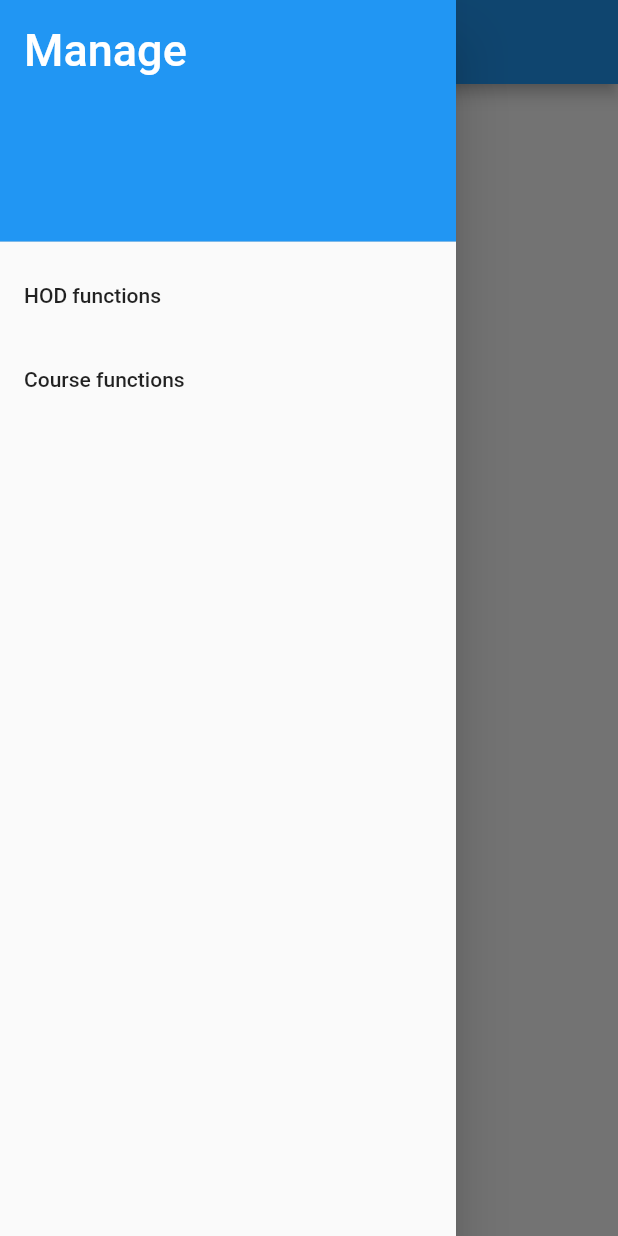
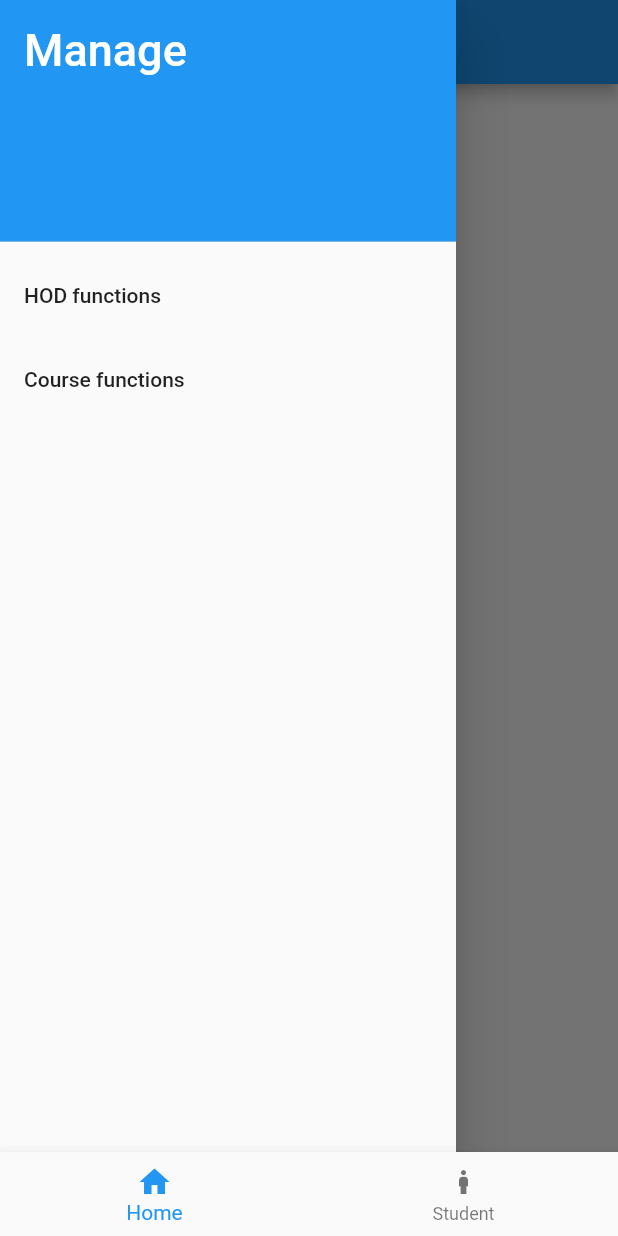
Before and after one commit to sd8capricon/sas-flutter, a Flutter app: the HodHome screen opened directly, in the side drawer, after a tap on "Student", on a phone screen of 412 x 824 dp. Run offline on Flutter 3.47's test engine with Material 2 defaults, Android fonts, the phone set to English and light mode, and no system bars; our stand-ins replace shared_preferences; accounts and stored records are empty.

Commit message:
added navbar to hod

```diff
--- /dev/null
+++ b/lib/components/HodHomeDrawer.dart
@@ -0,0 +1,43 @@
+import 'package:flutter/material.dart';
+
+// Screens
+import 'package:sas/screens/user_home.dart';
+
+class HodDrawer extends StatelessWidget {
+  const HodDrawer({
+    Key? key,
+  }) : super(key: key);
+
+  @override
+  Widget build(BuildContext context) {
+    return Drawer(
+      child: ListView(
+        children: [
+          const DrawerHeader(
+            decoration: BoxDecoration(color: Colors.blue),
+            child: Text(
+              'Manage',
+              style: TextStyle(color: Colors.white, fontSize: 30),
+            ),
+          ),
+          ListTile(
+            title: const Text('HOD functions'),
+            onTap: () {
+              Navigator.pop(context);
+            },
+          ),
+          ListTile(
+            title: const Text('Course functions'),
+            onTap: () {
+              Navigator.of(context).pushReplacement(
+                MaterialPageRoute(
+                  builder: (context) => const UserHome(),
+                ),
+              );
+            },
+          )
+        ],
+      ),
+    );
+  }
+}
--- a/lib/screens/hod_home.dart
+++ b/lib/screens/hod_home.dart
@@ -1,8 +1,12 @@
 import 'package:flutter/material.dart';
-import 'package:sas/screens/user_home.dart';
 
+// pub packages
 import 'package:shared_preferences/shared_preferences.dart';
 
+// Components
+import 'package:sas/components/HodHomeDrawer.dart';
+
+// Screens
 import 'login.dart';
 import 'package:sas/screens/student.dart';
 
@@ -15,6 +19,7 @@ class HodHome extends StatefulWidget {
 
 class _HodHomeState extends State<HodHome> {
   bool isLoggedIn = false;
+  int _selectedIndex = 0;
 
   void logOut() async {
     final prefs = await SharedPreferences.getInstance();
@@ -31,15 +36,14 @@ class _HodHomeState extends State<HodHome> {
     final prefs = await SharedPreferences.getInstance();
     final token = prefs.getString('token');
     if (token == null) {
+      logOut();
       Navigator.of(context).pushReplacement(
         MaterialPageRoute(
           builder: (context) => const Login(),
         ),
       );
     } else {
-      setState(() {
-        isLoggedIn = true;
-      });
+      // ??
     }
   }
 
@@ -53,38 +57,53 @@ class _HodHomeState extends State<HodHome> {
   @override
   Widget build(BuildContext context) {
     return Scaffold(
+      bottomNavigationBar: BottomNavigationBar(
+        items: const [
+          BottomNavigationBarItem(
+            icon: Icon(Icons.home),
+            label: 'Home',
+          ),
+          BottomNavigationBarItem(
+            icon: Icon(Icons.boy),
+            label: 'Student',
+          ),
+          // BottomNavigationBarItem(
+          //   icon: Icon(Icons.work),
+          //   label: 'Teacher',
+          // ),
+        ],
+        currentIndex: _selectedIndex,
+        onTap: (int index) {
+          setState(() {
+            _selectedIndex = index;
+          });
+        },
+      ),
+      body: pages[_selectedIndex],
+    );
+  }
+
+  final pages = [
+    const HomePage(),
+    const Student(),
+  ];
+}
+
+class HomePage extends StatefulWidget {
+  const HomePage({Key? key}) : super(key: key);
+
+  @override
+  State<HomePage> createState() => _HomePageState();
+}
+
+class _HomePageState extends State<HomePage> {
+  @override
+  Widget build(BuildContext context) {
+    return Scaffold(
       appBar: AppBar(
         title: const Text("HOD Home"),
       ),
-      drawer: Drawer(
-        child: ListView(
-          children: [
-            const DrawerHeader(
-              decoration: BoxDecoration(color: Colors.blue),
-              child: Text(
-                'Manage',
-                style: TextStyle(color: Colors.white, fontSize: 30),
-              ),
-            ),
-            ListTile(
-              title: const Text('HOD functions'),
-              onTap: () {
-                Navigator.pop(context);
-              },
-            ),
-            ListTile(
-              title: const Text('Course functions'),
-              onTap: () {
-                Navigator.of(context).pushReplacement(
-                  MaterialPageRoute(
-                    builder: (context) => const UserHome(),
-                  ),
-                );
-              },
-            )
-          ],
-        ),
-      ),
+      drawer: const HodDrawer(),
       body: Row(
         mainAxisAlignment: MainAxisAlignment.center,
         children: [
@@ -100,10 +119,6 @@ class _HodHomeState extends State<HodHome> {
                 },
                 child: const Text('Student'),
               ),
-              ElevatedButton(
-                onPressed: logOut,
-                child: const Text('Logout'),
-              )
             ],
           ),
         ],
--- a/lib/screens/student.dart
+++ b/lib/screens/student.dart
@@ -1,4 +1,7 @@
 import 'package:flutter/material.dart';
+
+// Components
+import 'package:sas/components/HodHomeDrawer.dart';
 
 // Screens
 import 'package:sas/screens/student/all_students.dart';
@@ -34,6 +37,7 @@ class _StudentState extends State<Student> {
             ],
           ),
         ),
+        drawer: const HodDrawer(),
         body: const TabBarView(
           children: [
             AllStudents(),
```
Also changed, not shown: lib/components/HodCourseDrawer.dart (added, +42 -0 lines), lib/screens/user_home.dart (+7 -34 lines).
